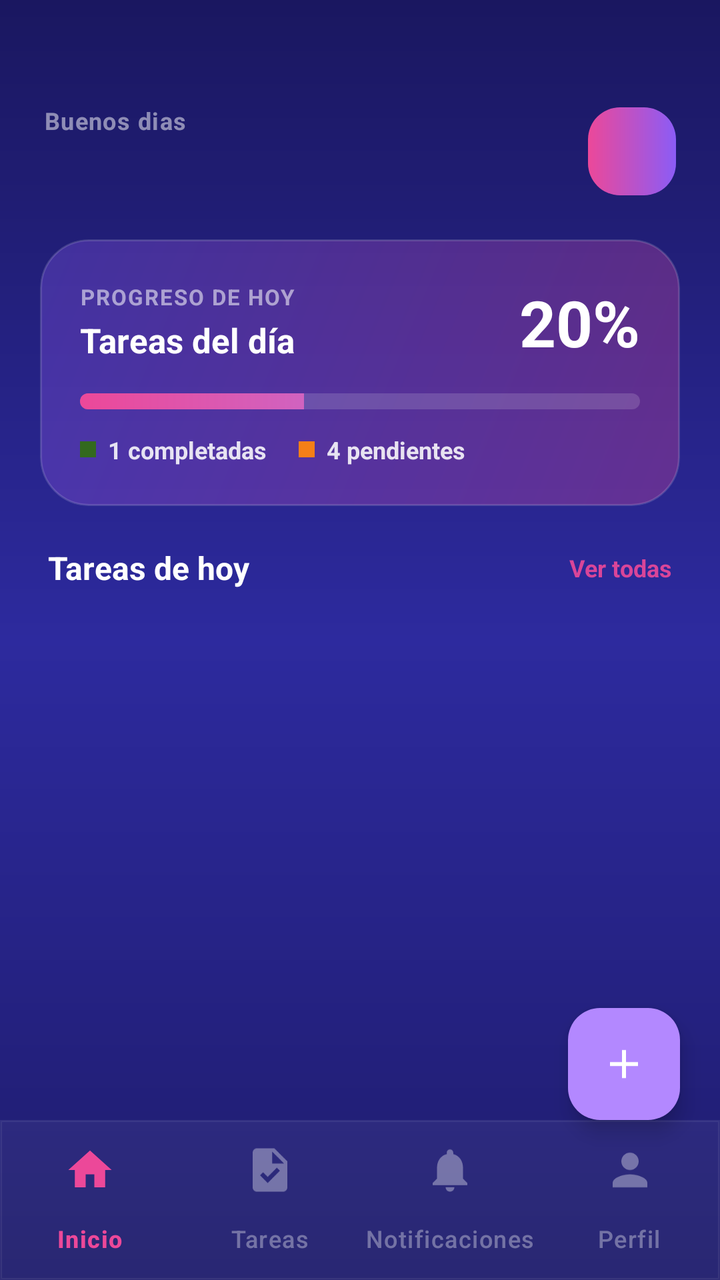
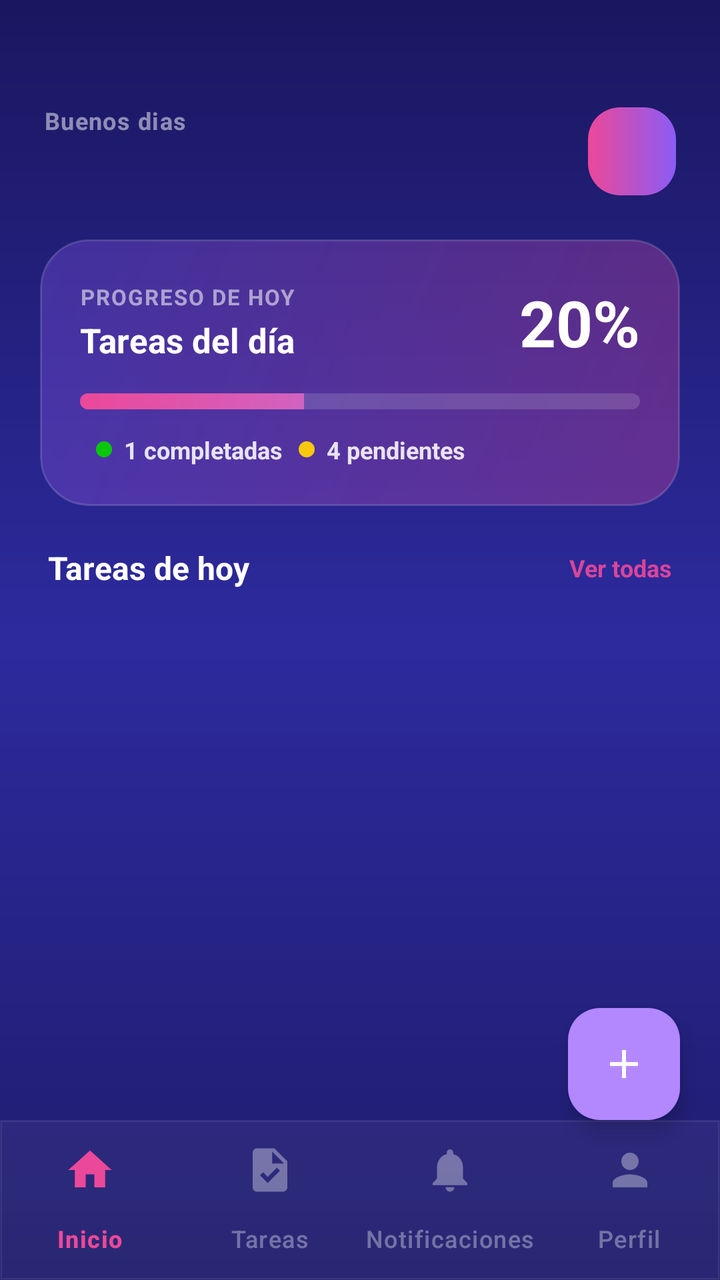

Compare the two renders of this Android layout. The source of the first and the diff that turns it into the second are given below.
<!-- AndroidManifest.xml: application theme Theme.AppTareas -->
<!-- res/layout/home.xml -->
<?xml version="1.0" encoding="utf-8"?>
<androidx.coordinatorlayout.widget.CoordinatorLayout
    xmlns:android="http://schemas.android.com/apk/res/android"
    xmlns:app="http://schemas.android.com/apk/res-auto"
    android:layout_width="match_parent"
    android:layout_height="match_parent"
    android:background="@drawable/bg_gradient_login">

    <androidx.core.widget.NestedScrollView
        android:layout_width="match_parent"
        android:layout_height="match_parent"
        android:layout_marginBottom="80dp" android:fillViewport="true"
        android:paddingBottom="90dp"       android:clipToPadding="false">

        <LinearLayout
            android:layout_width="match_parent"
            android:layout_height="match_parent"
            android:orientation="vertical">

            <LinearLayout
                android:layout_width="match_parent"
                android:layout_height="wrap_content"
                android:orientation="horizontal"
                android:paddingStart="22dp"
                android:paddingEnd="22dp"
                android:paddingTop="52dp"
                android:paddingBottom="20dp"
                android:gravity="center_vertical">

                <LinearLayout
                    android:layout_width="0dp"
                    android:layout_height="wrap_content"
                    android:orientation="vertical"
                    android:layout_weight="1">

                    <TextView
                        android:layout_width="wrap_content"
                        android:layout_height="wrap_content"
                        android:id="@+id/greeting"
                        android:text="Buenos dias"
                        android:textColor="#80FFFFFF"
                        android:textSize="12sp"
                        android:textStyle="bold"
                        android:letterSpacing="0.04" />

                    <TextView
                        android:id="@+id/userName"
                        android:text=" "
                        android:layout_width="wrap_content"
                        android:layout_height="wrap_content"
                        android:layout_marginTop="2dp"
                        android:textColor="#FFFFFF"
                        android:textSize="22sp"
                        android:textStyle="bold" />

                </LinearLayout>

                <androidx.cardview.widget.CardView
                    android:id="@+id/cvAvatar"
                    android:layout_width="44dp"
                    android:layout_height="44dp"
                    app:cardCornerRadius="14dp"
                    android:padding="20dp"
                    app:cardBackgroundColor="#00000000"
                    app:cardElevation="0dp"
                    android:layout_marginLeft="10dp">

                    <ImageView android:id="@+id/avatar"
                        android:layout_width="match_parent"
                        android:layout_height="match_parent"
                        android:background="@drawable/bg_button_gradient"
                        android:scaleType="centerCrop"
                        android:contentDescription="Avatar" />
                </androidx.cardview.widget.CardView>

            </LinearLayout>

            <androidx.cardview.widget.CardView
                android:layout_width="match_parent"
                android:layout_height="wrap_content"
                android:layout_marginStart="20dp"
                android:layout_marginEnd="20dp"
                android:layout_marginBottom="20dp"
                app:cardCornerRadius="24dp"
                app:cardBackgroundColor="#00000000"
                app:cardElevation="0dp">

                <LinearLayout
                    android:layout_width="match_parent"
                    android:layout_height="wrap_content"
                    android:orientation="vertical"
                    android:background="@drawable/bg_progress_card"
                    android:padding="20dp">

                    <LinearLayout
                        android:layout_width="match_parent"
                        android:layout_height="wrap_content"
                        android:orientation="horizontal"
                        android:gravity="center_vertical"
                        android:layout_marginBottom="14dp">

                        <LinearLayout
                            android:layout_width="0dp"
                            android:layout_height="wrap_content"
                            android:layout_weight="1"
                            android:orientation="vertical">

                            <TextView
                                android:layout_width="wrap_content"
                                android:layout_height="wrap_content"
                                android:text="PROGRESO DE HOY"
                                android:textColor="#8CFFFFFF"
                                android:textSize="11sp"
                                android:textStyle="bold"
                                android:letterSpacing="0.06" />

                            <TextView
                                android:layout_width="wrap_content"
                                android:layout_height="wrap_content"
                                android:layout_marginTop="3dp"
                                android:text="Tareas del día"
                                android:textColor="#FFFFFF"
                                android:textSize="17sp"
                                android:textStyle="bold" />

                        </LinearLayout>

                        <TextView
                            android:id="@+id/tvProgressPercent"
                            android:layout_width="wrap_content"
                            android:layout_height="wrap_content"
                            android:text="20%"
                            android:textColor="#FFFFFF"
                            android:textSize="32sp"
                            android:textStyle="bold" />

                    </LinearLayout>

                    <ProgressBar
                        android:id="@+id/progressBar"
                        style="@style/Widget.AppCompat.ProgressBar.Horizontal"
                        android:layout_width="match_parent"
                        android:layout_height="8dp"
                        android:progress="40"
                        android:max="100"
                        android:progressDrawable="@drawable/progress_bar_gradient"
                        android:background="@drawable/progress_bar_bg"/>

                    <LinearLayout
                        android:layout_width="match_parent"
                        android:layout_height="wrap_content"
                        android:orientation="horizontal"
                        android:layout_marginTop="12dp"
                        android:gravity="center_vertical">

                        <View
                            android:layout_width="8dp"
                            android:layout_height="8dp"
                            android:background="#33691E" />

                        <TextView
                            android:id="@+id/tvDoneCount"
                            android:layout_width="wrap_content"
                            android:layout_height="wrap_content"
                            android:layout_marginStart="6dp"
                            android:text="1 completadas"
                            android:textColor="#DCFFFFFF"
                            android:textSize="12sp"
                            android:textStyle="bold" />

                        <View
                            android:layout_width="8dp"
                            android:layout_height="8dp"
                            android:layout_marginStart="16dp"
                            android:background="#F57F17" />

                        <TextView
                            android:id="@+id/tvPendingCount"
                            android:layout_width="wrap_content"
                            android:layout_height="wrap_content"
                            android:layout_marginStart="6dp"
                            android:text="4 pendientes"
                            android:textColor="#DCFFFFFF"
                            android:textSize="12sp"
                            android:textStyle="bold" />

                    </LinearLayout>

                </LinearLayout>
            </androidx.cardview.widget.CardView>

            <LinearLayout
                android:layout_width="match_parent"
                android:layout_height="wrap_content"
                android:orientation="horizontal"
                android:paddingStart="24dp"
                android:paddingEnd="24dp"
                android:paddingBottom="12dp"
                android:gravity="center_vertical">

                <TextView
                    android:layout_width="0dp"
                    android:layout_height="wrap_content"
                    android:layout_weight="1"
                    android:text="Tareas de hoy"
                    android:textColor="#FFFFFF"
                    android:textSize="16sp"
                    android:textStyle="bold" />

                <TextView
                    android:id="@+id/tvSeeAll"
                    android:layout_width="wrap_content"
                    android:layout_height="wrap_content"
                    android:text="Ver todas"
                    android:textColor="#E6EC4899"
                    android:textSize="12sp"
                    android:textStyle="bold"
                    android:clickable="true" />

            </LinearLayout>

            <androidx.recyclerview.widget.RecyclerView
                android:id="@+id/rvTasks"
                android:layout_width="match_parent"
                android:layout_height="wrap_content"
                android:paddingStart="20dp"
                android:paddingEnd="20dp"
                android:clipToPadding="false"
                android:nestedScrollingEnabled="false"
                app:layoutManager="androidx.recyclerview.widget.LinearLayoutManager" />

        </LinearLayout>

    </androidx.core.widget.NestedScrollView>

    <com.google.android.material.bottomnavigation.BottomNavigationView
        android:id="@+id/bottomNav"
        android:layout_width="match_parent"
        android:layout_height="wrap_content"
        android:layout_gravity="bottom"
        android:background="@drawable/bg_bottom_nav"
        app:labelVisibilityMode="labeled"
        app:elevation="0dp"
        app:menu="@menu/bottom_nav_menu"
        app:itemIconSize="26dp"
        app:itemTextColor="@color/bottom_nav"
        app:itemIconTint="@color/bottom_nav"
        app:itemActiveIndicatorStyle="@android:style/Widget.DeviceDefault" />

    <com.google.android.material.floatingactionbutton.ExtendedFloatingActionButton
        android:id="@+id/fab"
        android:layout_width="wrap_content"
        android:layout_height="wrap_content"
        android:layout_gravity="bottom|end"
        android:layout_marginBottom="80dp" android:layout_marginEnd="20dp"
        app:icon="@drawable/ic_add"
        app:iconTint="#FFFFFF"
        app:backgroundTint="#B388FF"
        app:elevation="6dp"/>

</androidx.coordinatorlayout.widget.CoordinatorLayout>
<!-- resources referenced by this layout -->
<resources>
  <!-- drawable bg_bottom_nav (drawable) -->
  <?xml version="1.0" encoding="utf-8"?>
  <shape xmlns:android="http://schemas.android.com/apk/res/android">
      <solid android:color="#0DFFFFFF" />
      <stroke android:width="1dp" android:color="#14FFFFFF" />
  </shape>
  <!-- drawable bg_button_gradient (drawable) -->
  <?xml version="1.0" encoding="utf-8"?>
  <shape xmlns:android="http://schemas.android.com/apk/res/android"
      android:shape="rectangle">
      <gradient
          android:type="linear"
          android:angle="0"
          android:startColor="#FFEC4899"
          android:endColor="#FF8B5CF6" />
      <corners android:radius="16dp" />
  </shape>
  <!-- drawable bg_gradient_login (drawable) -->
  <?xml version="1.0" encoding="utf-8"?>
  <shape xmlns:android="http://schemas.android.com/apk/res/android">
  
      <gradient
          android:type="linear"
          android:angle="160"
          android:startColor="#FF1A1760"
          android:centerColor="#FF2D2A9E"
          android:endColor="#FF1E1B6B" />
  
  
  </shape>
  <!-- drawable bg_progress_card (drawable) -->
  <?xml version="1.0" encoding="utf-8"?>
  <shape xmlns:android="http://schemas.android.com/apk/res/android"
      android:shape="rectangle">
      <gradient
          android:type="linear"
          android:angle="135"
          android:startColor="#4DEC4899"
          android:endColor="#4D8B5CF6" />
      <stroke
          android:width="1dp"
          android:color="#26FFFFFF" />
      <corners android:radius="24dp" />
  </shape>
  <!-- drawable ic_add (drawable) -->
  <vector xmlns:android="http://schemas.android.com/apk/res/android" android:height="24dp" android:tint="#000000" android:viewportHeight="24" android:viewportWidth="24" android:width="24dp">
        
      <path android:fillColor="@android:color/white" android:pathData="M19,13h-6v6h-2v-6H5v-2h6V5h2v6h6v2z"/>
      
  </vector>
  <!-- drawable progress_bar_bg (drawable) -->
  <?xml version="1.0" encoding="utf-8"?>
  <shape xmlns:android="http://schemas.android.com/apk/res/android"
      android:shape="rectangle">
      <solid android:color="#26FFFFFF" />
      <corners android:radius="99dp" />
  </shape>
  <!-- drawable progress_bar_gradient (drawable) -->
  <?xml version="1.0" encoding="utf-8"?>
  <layer-list xmlns:android="http://schemas.android.com/apk/res/android">
      <item android:id="@android:id/progress">
          <clip>
              <shape android:shape="rectangle">
                  <gradient
                      android:type="linear"
                      android:angle="0"
                      android:startColor="#FFEC4899"
                      android:endColor="#FFA78BFA" />
                  <corners android:radius="99dp" />
              </shape>
          </clip>
      </item>
  </layer-list>
  <style name="Theme.AppTareas" parent="Base.Theme.AppTareas" />
  <style name="Base.Theme.AppTareas" parent="Theme.Material3.DayNight.NoActionBar">
          
          
      </style>
</resources>

<!-- the commit's change to res/layout/home.xml (unified diff, before → after) -->
@@ -154,9 +154,12 @@
                         android:gravity="center_vertical">
 
                         <View
+                            android:id="@+id/dotComp"
                             android:layout_width="8dp"
                             android:layout_height="8dp"
-                            android:background="#33691E" />
+                            android:layout_marginStart="8dp"
+                            android:background="@drawable/ic_dot"
+                            android:backgroundTint="#09C709" android:visibility="visible"/>
 
                         <TextView
                             android:id="@+id/tvDoneCount"
@@ -169,10 +172,12 @@
                             android:textStyle="bold" />
 
                         <View
+                            android:id="@+id/dotInc"
                             android:layout_width="8dp"
                             android:layout_height="8dp"
-                            android:layout_marginStart="16dp"
-                            android:background="#F57F17" />
+                            android:layout_marginStart="8dp"
+                            android:background="@drawable/ic_dot"
+                            android:backgroundTint="#FBC810" android:visibility="visible"/>
 
                         <TextView
                             android:id="@+id/tvPendingCount"
<!-- resource entries referenced after the edit -->
@@ -50,6 +50,12 @@
       <path android:fillColor="@android:color/white" android:pathData="M19,13h-6v6h-2v-6H5v-2h6V5h2v6h6v2z"/>
       
   </vector>
+  <!-- drawable ic_dot (drawable) -->
+  <?xml version="1.0" encoding="utf-8"?>
+  <shape xmlns:android="http://schemas.android.com/apk/res/android"
+      android:shape="oval">
+      <solid android:color="#FFFFFF" />
+  </shape>
   <!-- drawable progress_bar_bg (drawable) -->
   <?xml version="1.0" encoding="utf-8"?>
   <shape xmlns:android="http://schemas.android.com/apk/res/android"
